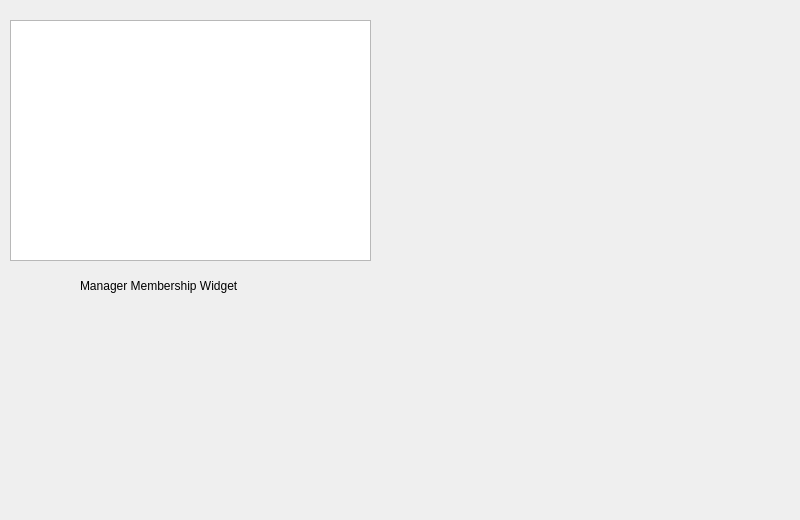
JShinozuka/Project2, file BulkClub/managermembership.ui: the form before one commit.
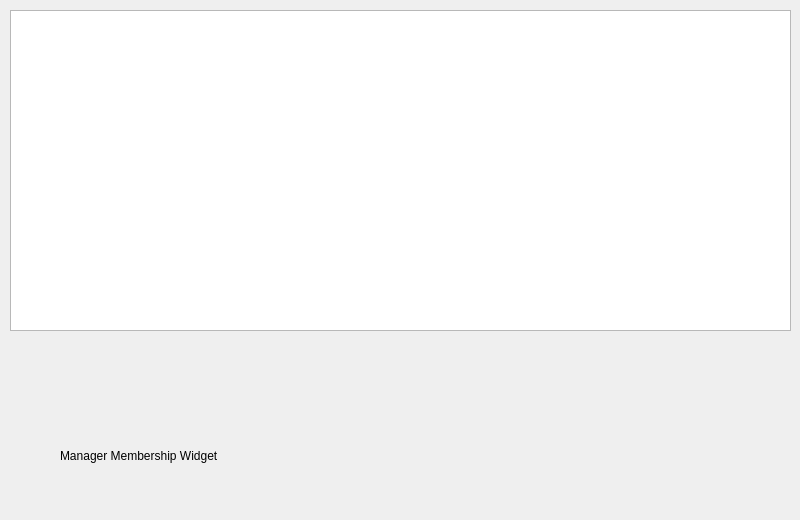
The form after the commit.

```diff
--- a/BulkClub/managermembership.ui
+++ b/BulkClub/managermembership.ui
@@ -34,10 +34,10 @@
   <widget class="QLabel" name="label">
    <property name="geometry">
     <rect>
-     <x>80</x>
-     <y>200</y>
-     <width>421</width>
-     <height>171</height>
+     <x>60</x>
+     <y>420</y>
+     <width>511</width>
+     <height>71</height>
     </rect>
    </property>
    <property name="text">
@@ -48,9 +48,9 @@
    <property name="geometry">
     <rect>
      <x>10</x>
-     <y>20</y>
-     <width>361</width>
-     <height>241</height>
+     <y>10</y>
+     <width>781</width>
+     <height>321</height>
     </rect>
    </property>
   </widget>
```
